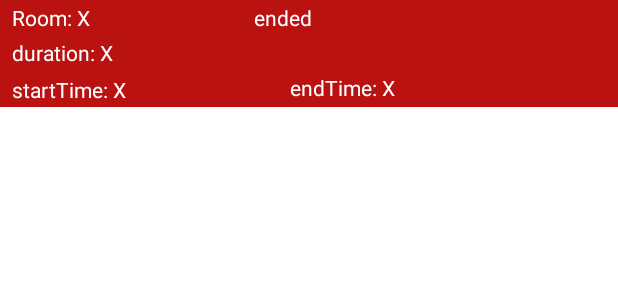
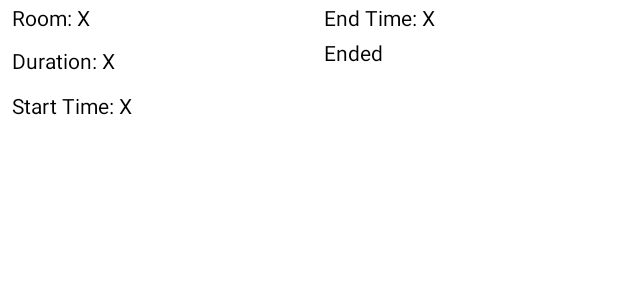
Before and after one commit to extremelf/libsked, an Android app: the layout history_line.xml on its own in the app's theme, with its tools: preview values and no code run, on a phone screen of 412 x 824 dp. Shown: the top 300 px of the screen. Run offline under Robolectric (Android 15) with nearby library versions, the phone set to English and light mode, and no system bars.

Commit message:
history and string for making a reservation changed

```diff
--- a/Android/app/src/main/res/layout/activity_room_schedule.xml
+++ b/Android/app/src/main/res/layout/activity_room_schedule.xml
@@ -114,14 +114,14 @@
                 android:layout_width="wrap_content"
                 android:layout_height="wrap_content"
                 android:layout_centerHorizontal="true"
-                android:layout_marginTop="15dp"
+                android:layout_margin="15dp"
                 android:background="@drawable/edit_text"
                 android:padding="5dp"
                 android:paddingStart="10dp"
                 android:paddingEnd="10dp"
                 android:text="@string/make_a_reservation"
                 android:textColor="@color/white"
-                android:textSize="30sp" />
+                android:textSize="20sp" />
 
             <TextView
                 android:id="@+id/startTv"
--- a/Android/app/src/main/res/layout/fragment_appointment.xml
+++ b/Android/app/src/main/res/layout/fragment_appointment.xml
@@ -104,28 +104,6 @@
         </LinearLayout>
 
 
-        <LinearLayout
-            android:id="@+id/ll3"
-            android:layout_width="250dp"
-            android:layout_height="wrap_content"
-            android:layout_marginLeft="0dp"
-            android:layout_marginTop="160dp"
-            android:background="#F2A900"
-            android:paddingTop="10dp">
-
-            <TextView
-                android:id="@+id/tv2"
-                android:layout_width="match_parent"
-                android:layout_height="wrap_content"
-                android:paddingLeft="100dp"
-                android:paddingBottom="10dp"
-                android:text="Room 2">
-
-            </TextView>
-
-        </LinearLayout>
-
-
     </LinearLayout>
 
 
--- a/Android/app/src/main/res/layout/history_line.xml
+++ b/Android/app/src/main/res/layout/history_line.xml
@@ -1,65 +1,77 @@
 <?xml version="1.0" encoding="utf-8"?>
 <RelativeLayout xmlns:android="http://schemas.android.com/apk/res/android"
+    xmlns:app="http://schemas.android.com/apk/res-auto"
     android:layout_width="match_parent"
     android:layout_height="wrap_content"
-    android:background="@color/occupied_red"
-    xmlns:app="http://schemas.android.com/apk/res-auto">
+    android:background="@color/white">
+
+    <LinearLayout
+        android:id="@+id/yep_1"
+        android:layout_width="wrap_content"
+        android:layout_height="wrap_content"
+
+        android:orientation="vertical">
 
 
         <TextView
             android:id="@+id/roomID"
             android:layout_width="wrap_content"
             android:layout_height="wrap_content"
-        android:text="Room: X   "
             android:layout_marginStart="6dp"
-        android:textColor="@color/white"
-        android:layout_alignParentStart="true"
-
+            android:layout_marginBottom="5dp"
             android:padding="2dp"
-       />
+            android:text="Room: X"
+            android:textColor="@color/black" />
 
         <TextView
             android:id="@+id/duration"
             android:layout_width="wrap_content"
             android:layout_height="wrap_content"
-        android:layout_below="@+id/roomID"
             android:layout_marginStart="6dp"
             android:layout_marginEnd="0dp"
+            android:layout_marginBottom="5dp"
             android:padding="2dp"
-        android:text="duration: X   "
-        android:textColor="@color/white" />
+            android:text="Duration: X"
+            android:textColor="@color/black" />
 
         <TextView
             android:id="@+id/startTime"
             android:layout_width="wrap_content"
             android:layout_height="wrap_content"
-        android:layout_below="@+id/duration"
+            android:layout_marginStart="6dp"
             android:layout_marginTop="1dp"
-        android:layout_marginStart="6dp"
+            android:layout_marginBottom="5dp"
             android:padding="2dp"
-        android:text="startTime: X   "
-        android:textColor="@color/white" />
+            android:text="Start Time: X"
+            android:textColor="@color/black" />
+
+    </LinearLayout>
+
+    <LinearLayout
+        android:layout_width="wrap_content"
+        android:layout_height="wrap_content"
+        android:layout_alignParentEnd="true"
+        android:orientation="vertical"
+        android:layout_marginEnd="120dp"
+        >
+
 
         <TextView
             android:id="@+id/endTime"
             android:layout_width="wrap_content"
             android:layout_height="wrap_content"
             android:padding="2dp"
-        android:layout_toRightOf="@+id/startTime"
-        android:layout_below="@+id/duration"
-        android:text="endTime: X   "
-        android:textColor="@color/white"
-        android:layout_marginLeft="95dp"/>
+            android:text="End Time: X"
+            android:textColor="@color/black" />
 
         <TextView
             android:id="@+id/flag"
             android:layout_width="wrap_content"
             android:layout_height="wrap_content"
             android:padding="2dp"
-        android:layout_toRightOf="@+id/roomID"
-        android:text="ended"
-        android:textColor="@color/white"
-        android:layout_marginLeft="95dp"
-        android:layout_alignParentEnd="true"/>
+            android:text="Ended"
+            android:textColor="@color/black" />
+
+    </LinearLayout>
 
 </RelativeLayout>
```
Lines whose indentation alone changed are shown as unchanged.
